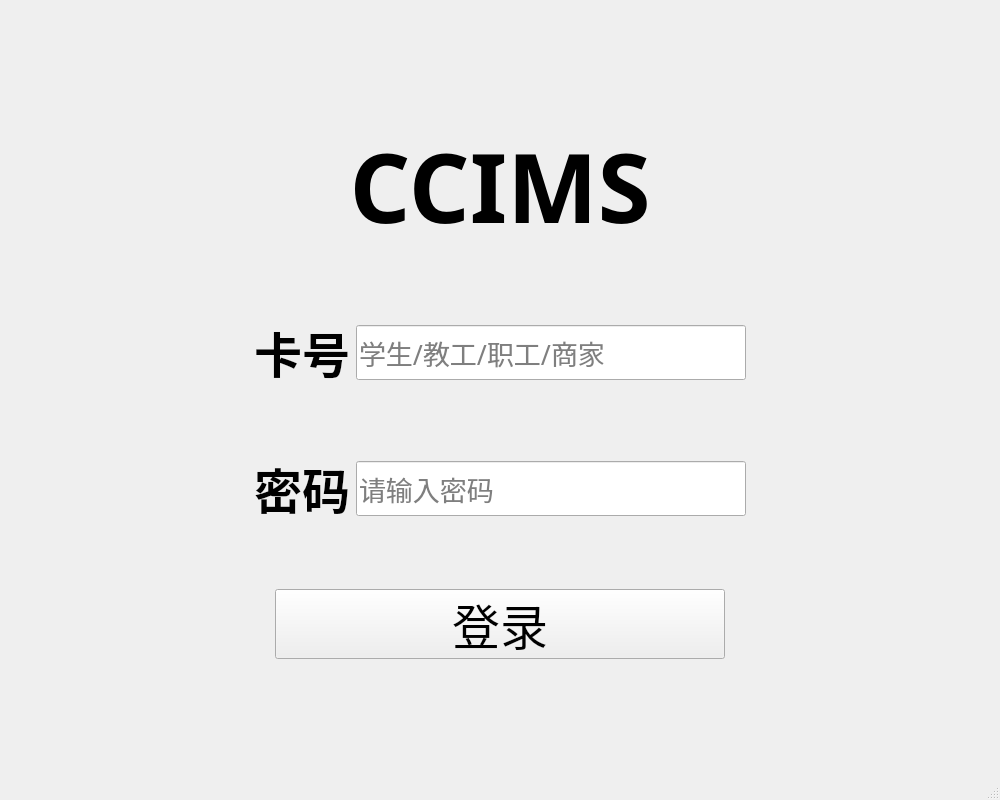
First picture: the form in mainwindow.ui, repository liuweiky/CCIMS, before the edit.
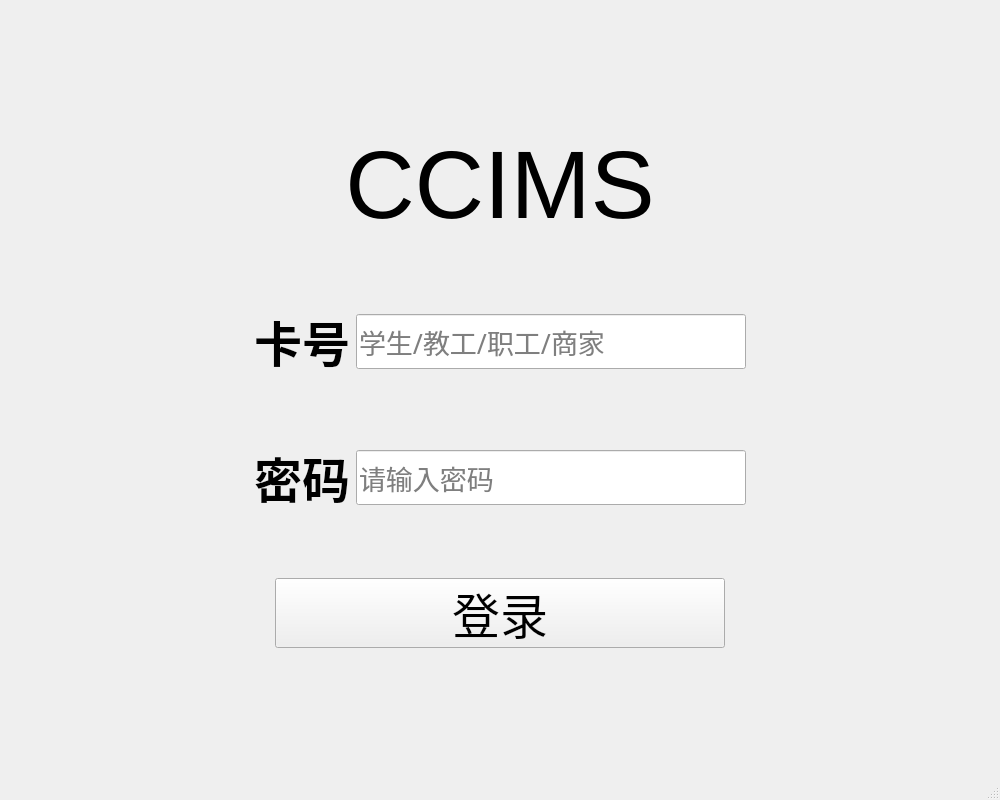
Second picture: the form after the edit.

What changed in the file:
```diff
--- a/mainwindow.ui
+++ b/mainwindow.ui
@@ -56,10 +56,10 @@
        <widget class="QLabel" name="label_3">
         <property name="font">
          <font>
-          <family>微软雅黑</family>
+          <family>Microsoft Sans Serif</family>
           <pointsize>20</pointsize>
-          <weight>75</weight>
-          <bold>true</bold>
+          <weight>50</weight>
+          <bold>false</bold>
          </font>
         </property>
         <property name="text">
```
Left out of the diff: 5 changed lines with no effect on the pictures.
